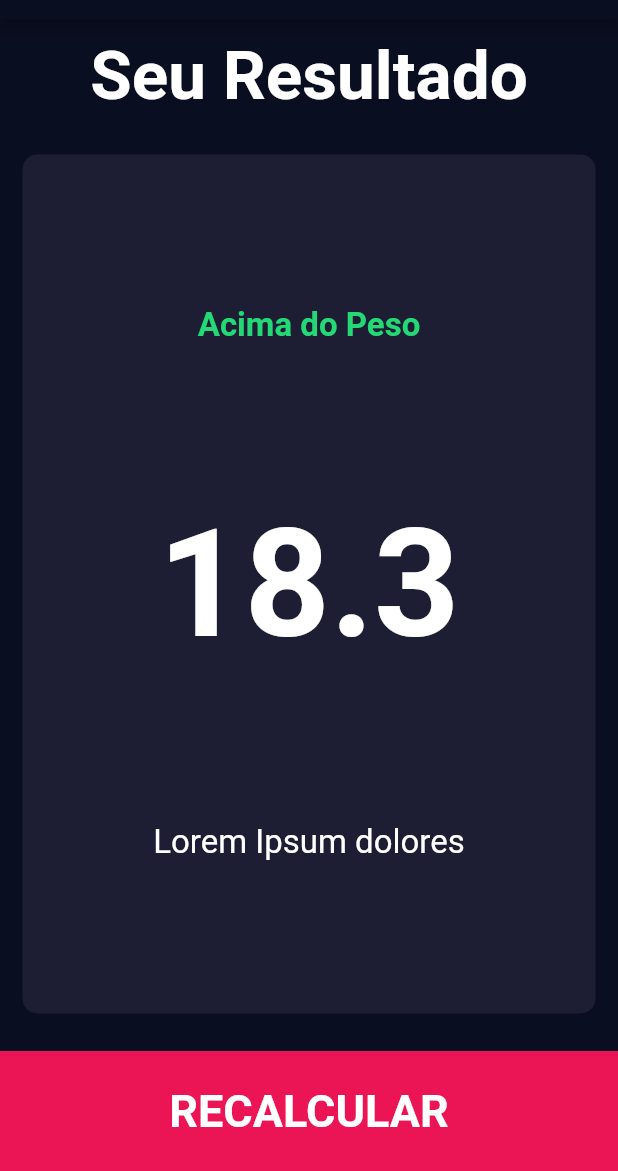
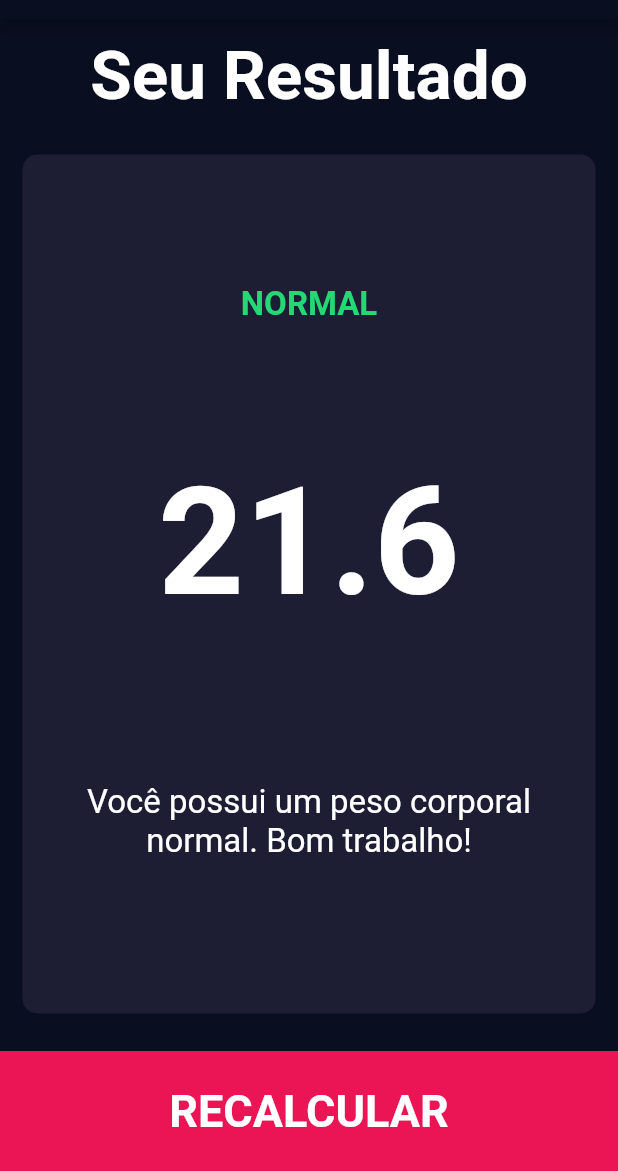
Before and after one commit to guilpejon/imc-calculator, a Flutter app: the screen it shows after launch, after a tap on "CALCULAR", on a phone screen of 412 x 824 dp, the part 65-1236 px from its top. Run offline on Flutter 3.47's test engine with Material 2 defaults, Android fonts, the phone set to English and light mode, and no system bars; our stand-ins replace font_awesome_flutter.

Commit message:
Added IMC calculation

```diff
--- /dev/null
+++ b/lib/calculator_brain.dart
@@ -0,0 +1,37 @@
+import 'dart:math';
+
+class CalculatorBrain {
+  double _imc;
+
+  CalculatorBrain({this.height, this.weight}) {
+    _imc = weight / pow(height / 100, 2);
+  }
+
+  final int height;
+  final int weight;
+
+  String getIMC() {
+    return _imc.toStringAsFixed(1);
+  }
+
+  String getResults() {
+    print(_imc);
+    if (_imc >= 25) {
+      return 'Acima do peso';
+    } else if (_imc > 18.5) {
+      return 'Normal';
+    } else {
+      return 'Abaixo do peso';
+    }
+  }
+
+  String getInterpretation() {
+    if (_imc >= 25) {
+      return 'Você possui um peso corporal acima do normal. Tente se exercitar mais.';
+    } else if (_imc > 18.5) {
+      return 'Você possui um peso corporal normal. Bom trabalho!';
+    } else {
+      return 'Você possui um peso corporal abaixo do normal. Tente ganhar um pouco de peso.';
+    }
+  }
+}
--- a/lib/main.dart
+++ b/lib/main.dart
@@ -1,11 +1,16 @@
 import 'package:flutter/material.dart';
 import 'package:imc/screens/input_page.dart';
+import 'package:flutter/services.dart';
 
 void main() => runApp(MyApp());
 
 class MyApp extends StatelessWidget {
   @override
   Widget build(BuildContext context) {
+    SystemChrome.setPreferredOrientations([
+      DeviceOrientation.portraitUp,
+      DeviceOrientation.portraitDown,
+    ]);
     return MaterialApp(
       title: 'Calculadora de IMC',
       theme: ThemeData.dark().copyWith(
--- a/lib/screens/input_page.dart
+++ b/lib/screens/input_page.dart
@@ -5,6 +5,8 @@ import 'package:imc/components/reusable_card.dart';
 import 'package:imc/constants.dart';
 import 'package:imc/screens/results_page.dart';
 import 'package:imc/components/round_icon_button.dart';
+import 'package:imc/calculator_brain.dart';
+import 'package:imc/components/bottom_button.dart';
 
 enum Gender {
   male,
@@ -230,27 +232,23 @@ class _InputPageState extends State<InputPage> {
               ],
             ),
           ),
-          GestureDetector(
+          BottomButton(
+            buttonTitle: 'CALCULAR',
             onTap: () {
+              CalculatorBrain calc =
+                  CalculatorBrain(height: height, weight: weight);
+
               Navigator.push(
                 context,
                 MaterialPageRoute(
-                  builder: (context) => ResultsPage(),
+                  builder: (context) => ResultsPage(
+                    imcResult: calc.getIMC(),
+                    resultText: calc.getResults(),
+                    interpretation: calc.getInterpretation(),
+                  ),
                 ),
               );
             },
-            child: Container(
-              child: Center(
-                child: Text(
-                  'CALCULAR',
-                  style: kLargeButtonTextStyle,
-                ),
-              ),
-              color: kBottomContainerColor,
-              margin: EdgeInsets.only(top: 10),
-              width: double.infinity,
-              height: kBottomContainerHeight,
-            ),
           )
         ],
       ),
--- a/lib/screens/results_page.dart
+++ b/lib/screens/results_page.dart
@@ -4,6 +4,16 @@ import 'package:imc/components/reusable_card.dart';
 import 'package:imc/components/bottom_button.dart';
 
 class ResultsPage extends StatelessWidget {
+  ResultsPage({
+    @required this.imcResult,
+    @required this.resultText,
+    @required this.interpretation,
+  });
+
+  final String imcResult;
+  final String resultText;
+  final String interpretation;
+
   @override
   Widget build(BuildContext context) {
     return Scaffold(
@@ -33,17 +43,20 @@ class ResultsPage extends StatelessWidget {
                 crossAxisAlignment: CrossAxisAlignment.center,
                 children: <Widget>[
                   Text(
-                    'Acima do Peso',
+                    resultText.toUpperCase(),
                     style: kResultTextStyle,
                   ),
                   Text(
-                    '18.3',
+                    imcResult,
                     style: kIMCTextStyle,
                   ),
-                  Text(
-                    'Lorem Ipsum dolores',
-                    textAlign: TextAlign.center,
-                    style: kBodyTextStyle,
+                  Container(
+                    margin: EdgeInsets.all(15),
+                    child: Text(
+                      interpretation,
+                      textAlign: TextAlign.center,
+                      style: kBodyTextStyle,
+                    ),
                   ),
                 ],
               ),
```
